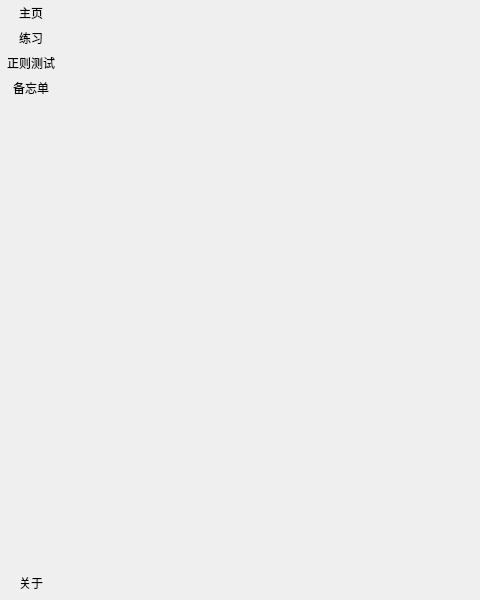
Above: src/mainwindow.ui from CodingRookie98/RegexLearning before the change; both pictures show x 0 to 480 and y 0 to 600 of the 800 by 600 pixel window. Below: the same form after it.
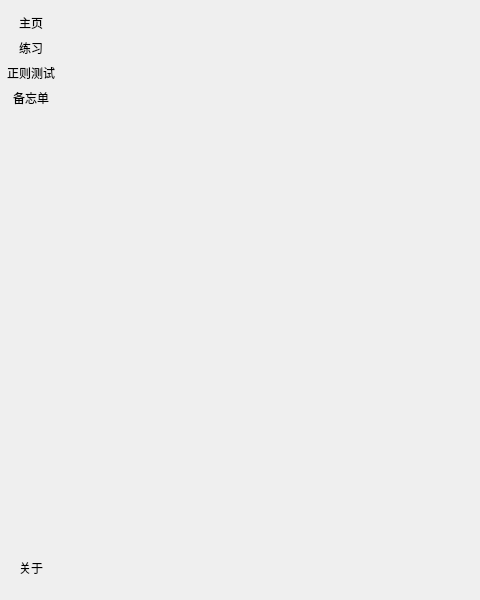
That is the form after the change. Icons and pictures are not drawn.

What changed in the file:
```diff
--- a/src/mainwindow.ui
+++ b/src/mainwindow.ui
@@ -59,13 +59,13 @@
         <number>0</number>
        </property>
        <property name="topMargin">
-        <number>0</number>
+        <number>10</number>
        </property>
        <property name="rightMargin">
         <number>0</number>
        </property>
        <property name="bottomMargin">
-        <number>5</number>
+        <number>20</number>
        </property>
        <property name="verticalSpacing">
         <number>0</number>
```
Left out of the diff: 2 changed lines with no effect on the pictures.
